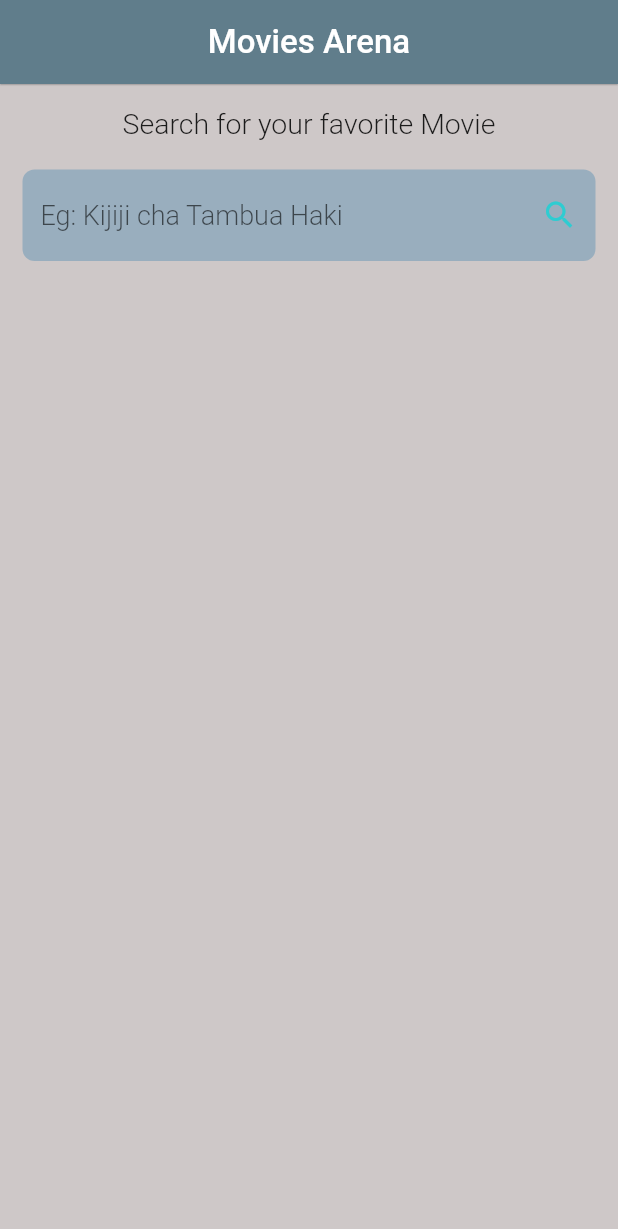
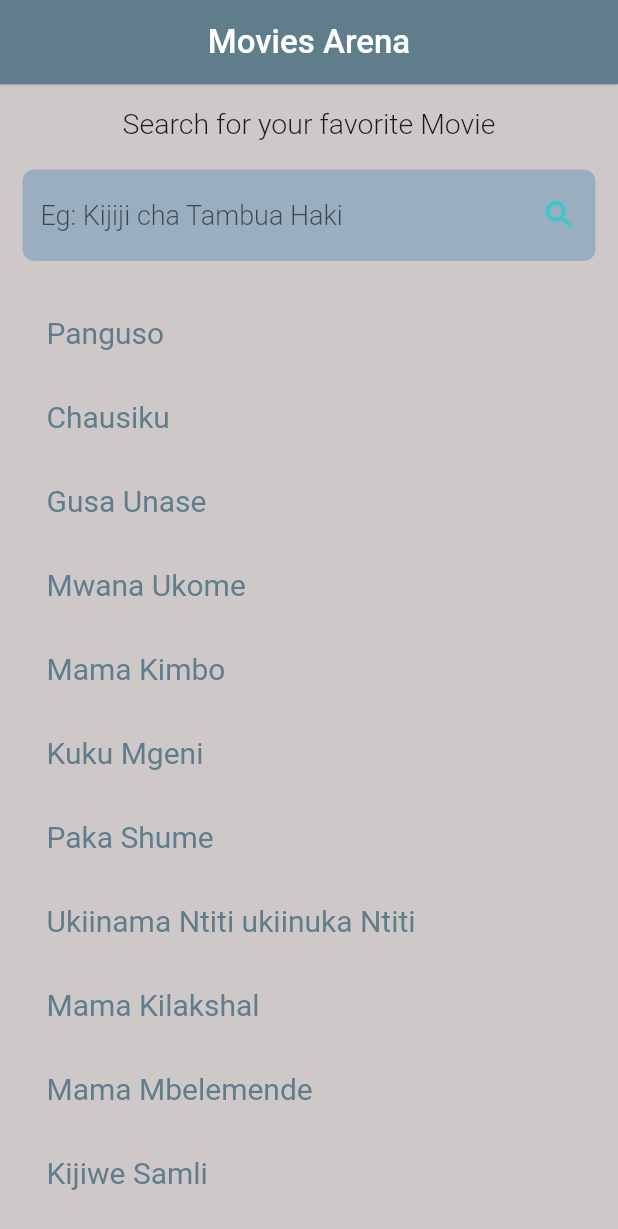
Before and after one commit to JohnGastone/Tafuta, a Flutter app: the screen it shows after launch, on a phone screen of 412 x 824 dp. Shown: the top 1229 px of the screen. Run offline on Flutter 3.47's test engine with Material 2 defaults, Android fonts, the phone set to English and light mode, and no system bars.

Commit message:
List Tile testing

```diff
--- a/lib/searchPage.dart
+++ b/lib/searchPage.dart
@@ -29,6 +29,8 @@ class _SearchPageState extends State<SearchPage> {
   void updateList(String value) {
     // We will filter our list of movies here
   }
+
+  List<MovieModel> displayList = List.from(movieList);
 
   @override
   Widget build(BuildContext context) {
@@ -77,11 +79,15 @@ class _SearchPageState extends State<SearchPage> {
                   height: 20,
                 ),
                 Expanded(
-                  child: ListView(
-                children: [],
-              ))
-            ]),
-      ),
+                    child: ListView.builder(
+                        itemCount: displayList.length,
+                        itemBuilder: ((context, index) => ListTile(
+                                title: Text(
+                              displayList[index].movieTitle!,
+                              style: TextStyle(
+                                  fontSize: 20, color: Colors.blueGrey),
+                            )))))
+              ])),
     );
   }
 }
```
Lines whose indentation alone changed are shown as unchanged.
